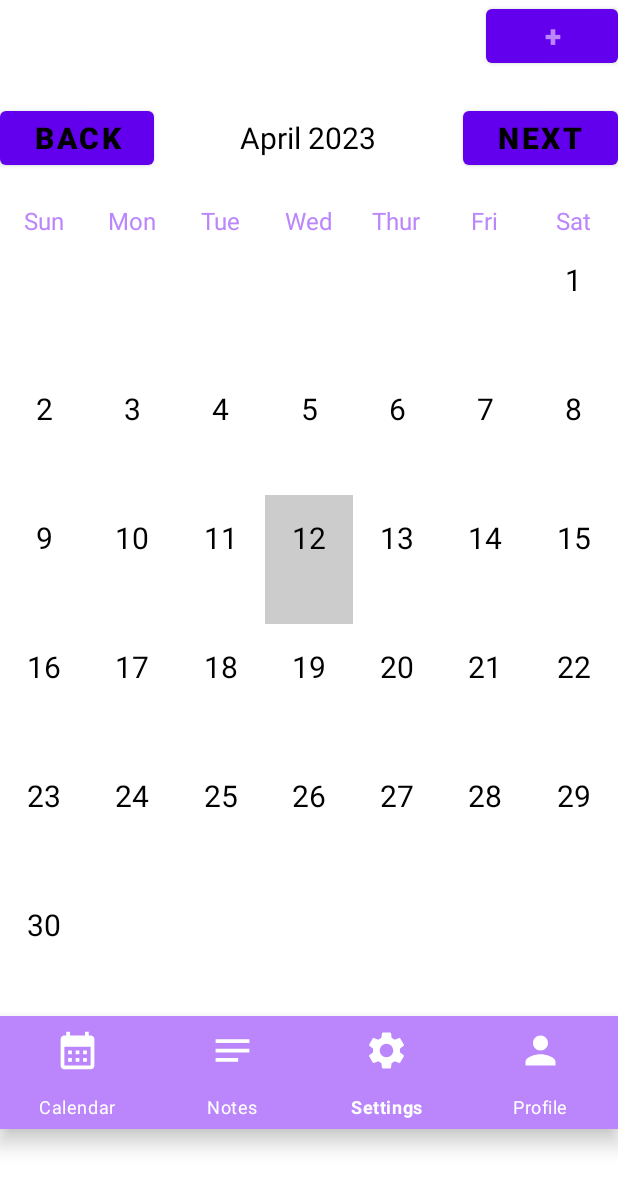
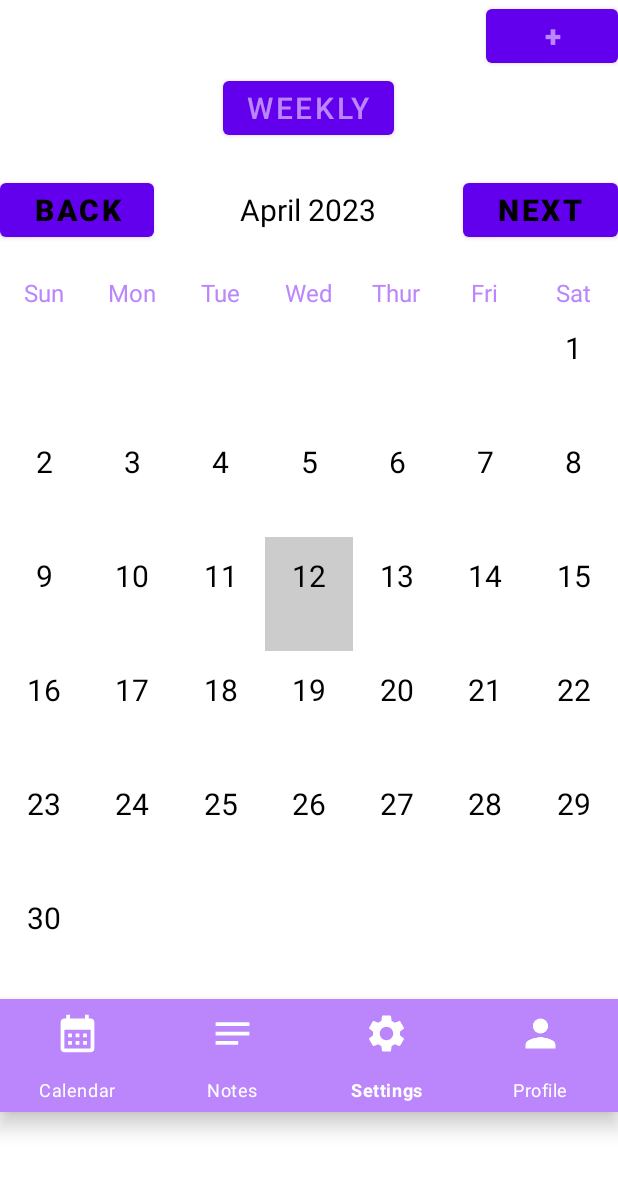
Before and after one commit to darriusjackson/LLAndroid, an Android app: the Calendar screen opened directly, with no data from a screen before it, on a phone screen of 412 x 824 dp. Shown: the top 1189 px of the screen. Run offline under Robolectric (Android 15) with nearby library versions, the phone set to English and light mode, and no system bars.

Commit message:
UI designs from Android Studio

```diff
--- a/app/src/main/java/csc481/linkedlist/llandroid/MainActivity.java
+++ b/app/src/main/java/csc481/linkedlist/llandroid/MainActivity.java
@@ -18,7 +18,7 @@ public class MainActivity extends AppCompatActivity {
         h.postDelayed(new Runnable() {
             @Override
             public void run() {
-                Intent i = new Intent(MainActivity.this,SplashScreen.class);
+                Intent i = new Intent(MainActivity.this,ProfilePage.class);
                 startActivity(i);
                 finish();
 
--- a/app/src/main/java/csc481/linkedlist/llandroid/ProfilePage.java
+++ b/app/src/main/java/csc481/linkedlist/llandroid/ProfilePage.java
@@ -36,6 +36,7 @@ public class ProfilePage extends AppCompatActivity {
         t5 = (EditText) findViewById(R.id.updRegistrationConfirmPassword);
         insertUpdate= findViewById(R.id.updRegistration);
         db2 = new RegistrationDBManager(ProfilePage.this);
+
 
         // variables used for the bottom navigation method
         BottomNavigationView bottomNavigationView = findViewById(R.id.bottom_navigation_4);
--- a/app/src/main/res/layout/activity_calendar.xml
+++ b/app/src/main/res/layout/activity_calendar.xml
@@ -17,6 +17,16 @@
         android:background="@null"
         android:textStyle="bold"
         android:onClick="taskAction"
+        android:textSize="20sp"/>
+
+    <Button
+        android:layout_width="wrap_content"
+        android:layout_height="wrap_content"
+        android:layout_gravity="center"
+        android:text="Weekly"
+        android:textColor="@color/purple_200"
+        android:background="@null"
+        android:onClick="weeklyAction"
         android:textSize="20sp"/>
 
     <LinearLayout
@@ -132,7 +142,7 @@
     <androidx.recyclerview.widget.RecyclerView
         android:id="@+id/calendarRecyclerView"
         android:layout_width="match_parent"
-        android:layout_height="519dp"
+        android:layout_height="460dp"
         app:layout_constraintBottom_toTopOf="@+id/bottom_navigation"
         app:layout_constraintEnd_toEndOf="parent"
         app:layout_constraintHorizontal_bias="1.0"
--- a/app/src/main/res/layout/activity_profile.xml
+++ b/app/src/main/res/layout/activity_profile.xml
@@ -12,10 +12,9 @@
         android:layout_height="match_parent"
         android:orientation="vertical">
 
-
         <RelativeLayout
             android:layout_width="match_parent"
-            android:layout_height="180dp"
+            android:layout_height="165dp"
             android:background="@color/purple_200"
             android:padding="20dp">
 
@@ -59,7 +58,6 @@
                 android:textSize="14sp"/>
 
 
-
         </RelativeLayout>
 
         <LinearLayout
@@ -67,6 +65,7 @@
             android:layout_height="wrap_content"
             android:orientation="vertical"
             android:padding="6dp">
+
 
             <com.google.android.material.textfield.TextInputLayout
                 style="@style/Widget.MaterialComponents.TextInputLayout.OutlinedBox"
```
Also changed, not shown: app/build.gradle (+7 -0 lines), app/src/main/AndroidManifest.xml (+16 -0 lines), app/src/main/java/csc481/linkedlist/llandroid/Calendar.java (+8 -1 lines).
